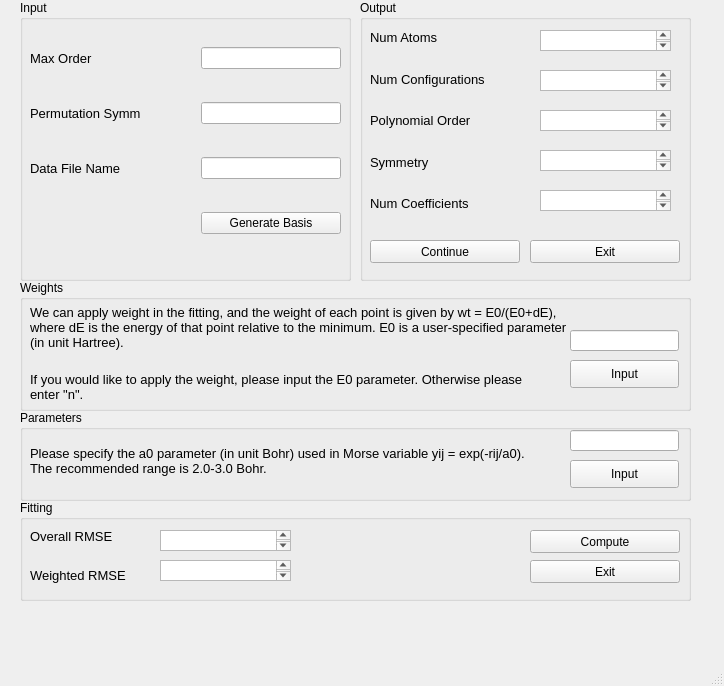
thejeffreyli/gui_msa, file gui_msa/msa.ui: the form before one commit.
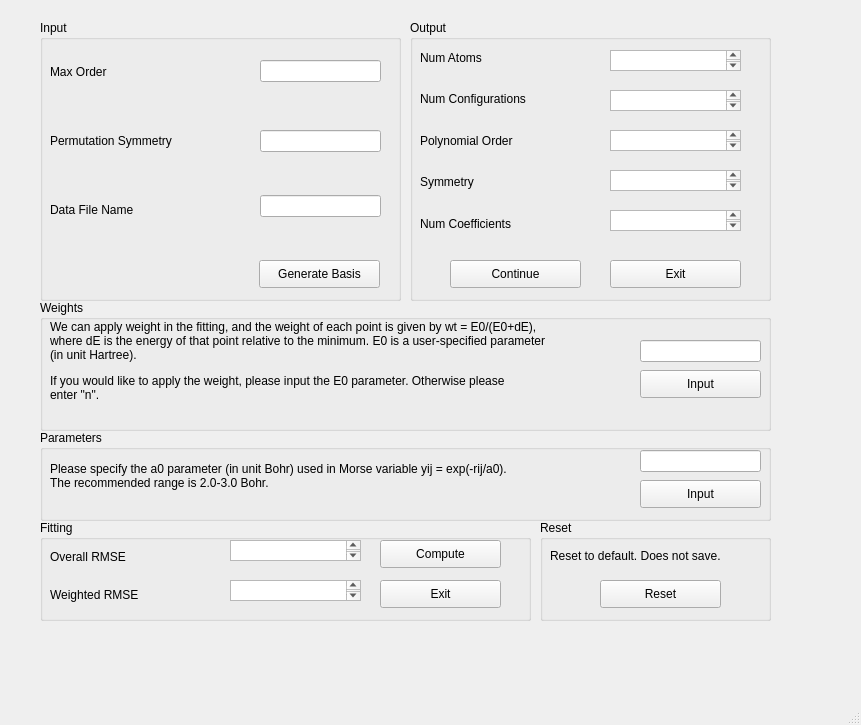
The form after the commit.

```diff
--- a/gui_msa/msa.ui
+++ b/gui_msa/msa.ui
@@ -6,16 +6,10 @@
    <rect>
     <x>0</x>
     <y>0</y>
-    <width>724</width>
-    <height>686</height>
+    <width>861</width>
+    <height>725</height>
    </rect>
   </property>
-  <property name="sizePolicy">
-   <sizepolicy hsizetype="Preferred" vsizetype="Maximum">
-    <horstretch>0</horstretch>
-    <verstretch>0</verstretch>
-   </sizepolicy>
-  </property>
   <property name="windowTitle">
    <string>MainWindow</string>
   </property>
@@ -23,9 +17,9 @@
    <widget class="QGroupBox" name="groupBox">
     <property name="geometry">
      <rect>
-      <x>20</x>
-      <y>0</y>
-      <width>331</width>
+      <x>40</x>
+      <y>20</y>
+      <width>361</width>
       <height>281</height>
      </rect>
     </property>
@@ -37,161 +31,105 @@
       <rect>
        <x>10</x>
        <y>20</y>
-       <width>311</width>
-       <height>241</height>
+       <width>181</width>
+       <height>201</height>
       </rect>
      </property>
-     <layout class="QGridLayout" name="gridLayout_4">
-      <property name="sizeConstraint">
-       <enum>QLayout::SetDefaultConstraint</enum>
-      </property>
+     <layout class="QGridLayout" name="gridLayout">
       <property name="horizontalSpacing">
        <number>60</number>
       </property>
       <item row="1" column="0">
        <widget class="QLabel" name="label_2">
-        <property name="font">
-         <font>
-          <pointsize>10</pointsize>
-         </font>
-        </property>
         <property name="text">
-         <string>Permutation Symm</string>
+         <string>Permutation Symmetry</string>
         </property>
        </widget>
       </item>
-      <item row="0" column="1">
-       <widget class="QLineEdit" name="lineEdit">
-        <property name="enabled">
-         <bool>true</bool>
-        </property>
-       </widget>
-      </item>
-      <item row="2" column="0">
-       <widget class="QLabel" name="label_3">
-        <property name="font">
-         <font>
-          <pointsize>10</pointsize>
-         </font>
-        </property>
-        <property name="text">
-         <string>Data File Name</string>
-        </property>
-       </widget>
-      </item>
-      <item row="1" column="1">
-       <widget class="QLineEdit" name="lineEdit_2"/>
-      </item>
       <item row="0" column="0">
        <widget class="QLabel" name="label">
-        <property name="font">
-         <font>
-          <pointsize>10</pointsize>
-         </font>
-        </property>
         <property name="text">
          <string>Max Order</string>
         </property>
        </widget>
       </item>
-      <item row="2" column="1">
-       <widget class="QLineEdit" name="lineEdit_3"/>
-      </item>
-      <item row="3" column="1">
-       <widget class="QPushButton" name="button1">
+      <item row="2" column="0">
+       <widget class="QLabel" name="label_3">
         <property name="text">
-         <string>Generate Basis</string>
+         <string>Data File Name</string>
         </property>
        </widget>
       </item>
      </layout>
     </widget>
+    <widget class="QPushButton" name="button1">
+     <property name="geometry">
+      <rect>
+       <x>219</x>
+       <y>240</y>
+       <width>121</width>
+       <height>28</height>
+      </rect>
+     </property>
+     <property name="text">
+      <string>Generate Basis</string>
+     </property>
+    </widget>
    </widget>
    <widget class="QGroupBox" name="groupBox_2">
     <property name="geometry">
      <rect>
-      <x>360</x>
-      <y>0</y>
-      <width>331</width>
+      <x>410</x>
+      <y>20</y>
+      <width>361</width>
       <height>281</height>
      </rect>
     </property>
     <property name="title">
      <string>Output</string>
     </property>
-    <widget class="QWidget" name="gridLayoutWidget_2">
+    <widget class="QWidget" name="verticalLayoutWidget">
      <property name="geometry">
       <rect>
        <x>10</x>
        <y>20</y>
-       <width>151</width>
+       <width>161</width>
        <height>201</height>
       </rect>
      </property>
-     <layout class="QGridLayout" name="gridLayout_5">
-      <property name="sizeConstraint">
-       <enum>QLayout::SetDefaultConstraint</enum>
-      </property>
-      <property name="horizontalSpacing">
-       <number>6</number>
-      </property>
-      <item row="2" column="0">
-       <widget class="QLabel" name="label_6">
-        <property name="font">
-         <font>
-          <pointsize>10</pointsize>
-         </font>
-        </property>
+     <layout class="QVBoxLayout" name="verticalLayout">
+      <item>
+       <widget class="QLabel" name="label_4">
         <property name="text">
-         <string>Polynomial Order</string>
+         <string>Num Atoms</string>
         </property>
        </widget>
       </item>
-      <item row="1" column="0">
+      <item>
        <widget class="QLabel" name="label_5">
-        <property name="font">
-         <font>
-          <pointsize>10</pointsize>
-         </font>
-        </property>
         <property name="text">
          <string>Num Configurations</string>
         </property>
        </widget>
       </item>
-      <item row="4" column="0">
-       <widget class="QLabel" name="label_8">
-        <property name="font">
-         <font>
-          <pointsize>10</pointsize>
-         </font>
-        </property>
+      <item>
+       <widget class="QLabel" name="label_6">
         <property name="text">
-         <string>Num Coefficients</string>
+         <string>Polynomial Order</string>
         </property>
        </widget>
       </item>
-      <item row="3" column="0">
+      <item>
        <widget class="QLabel" name="label_7">
-        <property name="font">
-         <font>
-          <pointsize>10</pointsize>
-         </font>
-        </property>
         <property name="text">
          <string>Symmetry</string>
         </property>
        </widget>
       </item>
-      <item row="0" column="0">
-       <widget class="QLabel" name="label_4">
-        <property name="font">
-         <font>
-          <pointsize>10</pointsize>
-         </font>
-        </property>
+      <item>
+       <widget class="QLabel" name="label_8">
         <property name="text">
-         <string>Num Atoms</string>
+         <string>Num Coefficients</string>
         </property>
        </widget>
       </item>
@@ -200,7 +138,7 @@
     <widget class="QTextBrowser" name="textBrowser">
      <property name="geometry">
       <rect>
-       <x>180</x>
+       <x>200</x>
        <y>30</y>
        <width>131</width>
        <height>21</height>
@@ -210,7 +148,7 @@
     <widget class="QTextBrowser" name="textBrowser_2">
      <property name="geometry">
       <rect>
-       <x>180</x>
+       <x>200</x>
        <y>70</y>
        <width>131</width>
        <height>21</height>
@@ -220,17 +158,43 @@
     <widget class="QTextBrowser" name="textBrowser_3">
      <property name="geometry">
       <rect>
-       <x>180</x>
+       <x>200</x>
        <y>110</y>
        <width>131</width>
        <height>21</height>
       </rect>
      </property>
     </widget>
+    <widget class="QPushButton" name="button2">
+     <property name="geometry">
+      <rect>
+       <x>40</x>
+       <y>240</y>
+       <width>131</width>
+       <height>28</height>
+      </rect>
+     </property>
+     <property name="text">
+      <string>Continue</string>
+     </property>
+    </widget>
+    <widget class="QPushButton" name="button3">
+     <property name="geometry">
+      <rect>
+       <x>200</x>
+       <y>240</y>
+       <width>131</width>
+       <height>28</height>
+      </rect>
+     </property>
+     <property name="text">
+      <string>Exit</string>
+     </property>
+    </widget>
     <widget class="QTextBrowser" name="textBrowser_4">
      <property name="geometry">
       <rect>
-       <x>180</x>
+       <x>200</x>
        <y>150</y>
        <width>131</width>
        <height>21</height>
@@ -240,77 +204,38 @@
     <widget class="QTextBrowser" name="textBrowser_5">
      <property name="geometry">
       <rect>
-       <x>180</x>
+       <x>200</x>
        <y>190</y>
        <width>131</width>
        <height>21</height>
       </rect>
      </property>
     </widget>
-    <widget class="QPushButton" name="button2">
-     <property name="geometry">
-      <rect>
-       <x>10</x>
-       <y>240</y>
-       <width>150</width>
-       <height>23</height>
-      </rect>
-     </property>
-     <property name="text">
-      <string>Continue</string>
-     </property>
-    </widget>
-    <widget class="QPushButton" name="button3">
-     <property name="geometry">
-      <rect>
-       <x>170</x>
-       <y>240</y>
-       <width>150</width>
-       <height>23</height>
-      </rect>
-     </property>
-     <property name="text">
-      <string>Exit</string>
-     </property>
-    </widget>
    </widget>
    <widget class="QGroupBox" name="groupBox_3">
     <property name="geometry">
      <rect>
-      <x>20</x>
-      <y>280</y>
-      <width>671</width>
+      <x>40</x>
+      <y>300</y>
+      <width>731</width>
       <height>131</height>
      </rect>
     </property>
     <property name="title">
      <string>Weights</string>
     </property>
-    <widget class="QWidget" name="gridLayoutWidget_3">
+    <widget class="QWidget" name="gridLayoutWidget_2">
      <property name="geometry">
       <rect>
        <x>10</x>
        <y>20</y>
-       <width>701</width>
-       <height>113</height>
+       <width>561</width>
+       <height>88</height>
       </rect>
      </property>
-     <layout class="QGridLayout" name="gridLayout">
+     <layout class="QGridLayout" name="gridLayout_2">
       <item row="0" column="1">
        <widget class="QLabel" name="label_9">
-        <property name="sizePolicy">
-         <sizepolicy hsizetype="Preferred" vsizetype="Preferred">
-          <horstretch>0</horstretch>
-          <verstretch>0</verstretch>
-         </sizepolicy>
-        </property>
-        <property name="font">
-         <font>
-          <pointsize>10</pointsize>
-          <weight>50</weight>
-          <bold>false</bold>
-         </font>
-        </property>
         <property name="text">
          <string>We can apply weight in the fitting, and the weight of each point is given by wt = E0/(E0+dE),
 where dE is the energy of that point relative to the minimum. E0 is a user-specified parameter
@@ -320,11 +245,6 @@
       </item>
       <item row="1" column="1">
        <widget class="QLabel" name="label_10">
-        <property name="font">
-         <font>
-          <pointsize>10</pointsize>
-         </font>
-        </property>
         <property name="text">
          <string>If you would like to apply the weight, please input the E0 parameter. Otherwise please
 enter &quot;n&quot;.</string>
@@ -336,25 +256,19 @@
     <widget class="QLineEdit" name="lineEdit_4">
      <property name="geometry">
       <rect>
-       <x>550</x>
-       <y>50</y>
-       <width>109</width>
-       <height>21</height>
+       <x>600</x>
+       <y>40</y>
+       <width>121</width>
+       <height>22</height>
       </rect>
      </property>
-     <property name="sizePolicy">
-      <sizepolicy hsizetype="Maximum" vsizetype="Fixed">
-       <horstretch>0</horstretch>
-       <verstretch>0</verstretch>
-      </sizepolicy>
-     </property>
     </widget>
     <widget class="QPushButton" name="button4">
      <property name="geometry">
       <rect>
-       <x>550</x>
-       <y>80</y>
-       <width>109</width>
+       <x>600</x>
+       <y>70</y>
+       <width>121</width>
        <height>28</height>
       </rect>
      </property>
@@ -366,9 +280,9 @@
    <widget class="QGroupBox" name="groupBox_4">
     <property name="geometry">
      <rect>
-      <x>20</x>
-      <y>410</y>
-      <width>671</width>
+      <x>40</x>
+      <y>430</y>
+      <width>731</width>
       <height>91</height>
      </rect>
     </property>
@@ -380,27 +294,13 @@
       <rect>
        <x>10</x>
        <y>20</y>
-       <width>650</width>
-       <height>61</height>
+       <width>561</width>
+       <height>51</height>
       </rect>
      </property>
-     <layout class="QGridLayout" name="gridLayout_3">
-      <property name="sizeConstraint">
-       <enum>QLayout::SetDefaultConstraint</enum>
-      </property>
-      <item row="0" column="0">
+     <layout class="QVBoxLayout" name="verticalLayout_2">
+      <item>
        <widget class="QLabel" name="label_11">
-        <property name="sizePolicy">
-         <sizepolicy hsizetype="Preferred" vsizetype="Preferred">
-          <horstretch>0</horstretch>
-          <verstretch>0</verstretch>
-         </sizepolicy>
-        </property>
-        <property name="font">
-         <font>
-          <pointsize>10</pointsize>
-         </font>
-        </property>
         <property name="text">
          <string>Please specify the a0 parameter (in unit Bohr) used in Morse variable yij = exp(-rij/a0). 
 The recommended range is 2.0-3.0 Bohr.</string>
@@ -412,25 +312,19 @@
     <widget class="QLineEdit" name="lineEdit_5">
      <property name="geometry">
       <rect>
-       <x>550</x>
+       <x>600</x>
        <y>20</y>
-       <width>109</width>
-       <height>21</height>
+       <width>121</width>
+       <height>22</height>
       </rect>
      </property>
-     <property name="sizePolicy">
-      <sizepolicy hsizetype="Maximum" vsizetype="Fixed">
-       <horstretch>0</horstretch>
-       <verstretch>0</verstretch>
-      </sizepolicy>
-     </property>
     </widget>
     <widget class="QPushButton" name="button5">
      <property name="geometry">
       <rect>
-       <x>550</x>
+       <x>600</x>
        <y>50</y>
-       <width>109</width>
+       <width>121</width>
        <height>28</height>
       </rect>
      </property>
@@ -442,9 +336,9 @@
    <widget class="QGroupBox" name="groupBox_5">
     <property name="geometry">
      <rect>
-      <x>20</x>
-      <y>500</y>
-      <width>671</width>
+      <x>40</x>
+      <y>520</y>
+      <width>491</width>
       <height>101</height>
      </rect>
     </property>
@@ -456,30 +350,20 @@
       <rect>
        <x>10</x>
        <y>20</y>
-       <width>121</width>
+       <width>160</width>
        <height>71</height>
       </rect>
      </property>
-     <layout class="QGridLayout" name="gridLayout_2">
-      <item row="0" column="0">
+     <layout class="QVBoxLayout" name="verticalLayout_3">
+      <item>
        <widget class="QLabel" name="label_12">
-        <property name="font">
-         <font>
-          <pointsize>10</pointsize>
-         </font>
-        </property>
         <property name="text">
          <string>Overall RMSE</string>
         </property>
        </widget>
       </item>
-      <item row="1" column="0">
+      <item>
        <widget class="QLabel" name="label_13">
-        <property name="font">
-         <font>
-          <pointsize>10</pointsize>
-         </font>
-        </property>
         <property name="text">
          <string>Weighted RMSE</string>
         </property>
@@ -487,21 +371,35 @@
       </item>
      </layout>
     </widget>
+    <widget class="QTextBrowser" name="textBrowser_6">
+     <property name="geometry">
+      <rect>
+       <x>190</x>
+       <y>20</y>
+       <width>131</width>
+       <height>21</height>
+      </rect>
+     </property>
+    </widget>
+    <widget class="QTextBrowser" name="textBrowser_7">
+     <property name="geometry">
+      <rect>
+       <x>190</x>
+       <y>60</y>
+       <width>131</width>
+       <height>21</height>
+      </rect>
+     </property>
+    </widget>
     <widget class="QPushButton" name="button6">
      <property name="geometry">
       <rect>
-       <x>510</x>
-       <y>30</y>
-       <width>150</width>
-       <height>23</height>
+       <x>340</x>
+       <y>20</y>
+       <width>121</width>
+       <height>28</height>
       </rect>
      </property>
-     <property name="sizePolicy">
-      <sizepolicy hsizetype="Maximum" vsizetype="Fixed">
-       <horstretch>0</horstretch>
-       <verstretch>0</verstretch>
-      </sizepolicy>
-     </property>
      <property name="text">
       <string>Compute</string>
      </property>
@@ -509,35 +407,90 @@
     <widget class="QPushButton" name="button7">
      <property name="geometry">
       <rect>
-       <x>510</x>
+       <x>340</x>
        <y>60</y>
-       <width>150</width>
-       <height>23</height>
+       <width>121</width>
+       <height>28</height>
       </rect>
      </property>
      <property name="text">
       <string>Exit</string>
      </property>
     </widget>
-    <widget class="QTextBrowser" name="textBrowser_6">
+   </widget>
+   <widget class="QLineEdit" name="lineEdit_3">
+    <property name="geometry">
+     <rect>
+      <x>260</x>
+      <y>195</y>
+      <width>121</width>
+      <height>22</height>
+     </rect>
+    </property>
+   </widget>
+   <widget class="QLineEdit" name="lineEdit">
+    <property name="geometry">
+     <rect>
+      <x>260</x>
+      <y>60</y>
+      <width>121</width>
+      <height>22</height>
+     </rect>
+    </property>
+   </widget>
+   <widget class="QLineEdit" name="lineEdit_2">
+    <property name="geometry">
+     <rect>
+      <x>260</x>
+      <y>130</y>
+      <width>121</width>
+      <height>22</height>
+     </rect>
+    </property>
+   </widget>
+   <widget class="QGroupBox" name="groupBox_6">
+    <property name="geometry">
+     <rect>
+      <x>540</x>
+      <y>520</y>
+      <width>231</width>
+      <height>101</height>
+     </rect>
+    </property>
+    <property name="title">
+     <string>Reset</string>
+    </property>
+    <widget class="QWidget" name="verticalLayoutWidget_4">
      <property name="geometry">
       <rect>
-       <x>140</x>
-       <y>30</y>
-       <width>131</width>
-       <height>21</height>
+       <x>10</x>
+       <y>20</y>
+       <width>211</width>
+       <height>31</height>
       </rect>
      </property>
+     <layout class="QVBoxLayout" name="verticalLayout_4">
+      <item>
+       <widget class="QLabel" name="label_14">
+        <property name="text">
+         <string>Reset to default. Does not save.</string>
+        </property>
+       </widget>
+      </item>
+     </layout>
     </widget>
-    <widget class="QTextBrowser" name="textBrowser_7">
+    <widget class="QPushButton" name="button8">
      <property name="geometry">
       <rect>
-       <x>140</x>
+       <x>60</x>
        <y>60</y>
-       <width>131</width>
-       <height>21</height>
+       <width>121</width>
+       <height>28</height>
       </rect>
      </property>
+     <property name="text">
+      <string>Reset</string>
+     </property>
     </widget>
    </widget>
   </widget>
```
Left out of the diff: 8 changed lines with no effect on the pictures.
